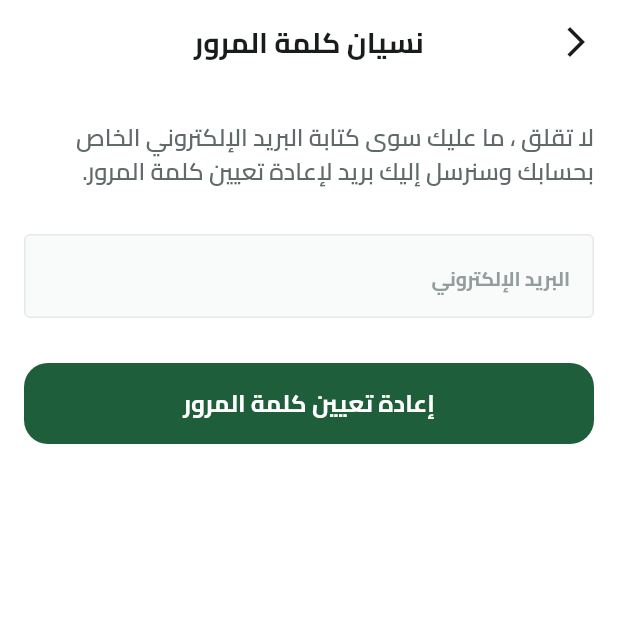
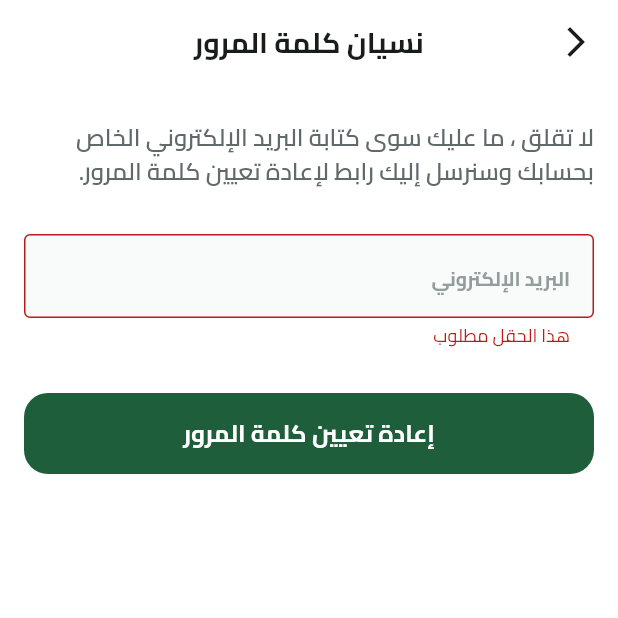
Before and after one commit to ragehh/Fruits-Hub, a Flutter app: the ForgetPasswordView screen opened by its route, after a tap on "إعادة تعيين كلمة المرور", on a phone screen of 412 x 824 dp, the top half of it. Run offline on Flutter 3.47's test engine with Material 3 defaults, Android fonts, the phone set to English and light mode, and no system bars; our stand-ins replace bloc, cloud_firestore, dartz, dots_indicator, equatable, firebase_auth and 9 more; missing offline and left inert: flutter_facebook_auth, flutter_paypal_payment, svg_flutter; accounts and stored records are empty; statements that could not run were skipped.

Commit message:
Provided and Triggered Forget Password Cubit and Created buildShowDialog

```diff
--- a/lib/features/auth/presentation/views/forget_password_view.dart
+++ b/lib/features/auth/presentation/views/forget_password_view.dart
@@ -1,6 +1,10 @@
 import 'package:flutter/material.dart';
+import 'package:flutter_bloc/flutter_bloc.dart';
+import 'package:fruits_hub/core/services/get_it_service.dart';
 import 'package:fruits_hub/core/widgets/custom_app_bar.dart';
-import 'package:fruits_hub/features/auth/presentation/views/widgets/forget_password_view_body.dart';
+import 'package:fruits_hub/features/auth/domain/repos/auth_repo.dart';
+import 'package:fruits_hub/features/auth/presentation/cubits/forget_password_cubit/forget_password_cubit.dart';
+import 'package:fruits_hub/features/auth/presentation/views/widgets/forget_password_view_body_bloc_consumer.dart';
 
 class ForgetPasswordView extends StatelessWidget {
   const ForgetPasswordView({super.key});
@@ -9,9 +13,12 @@ class ForgetPasswordView extends StatelessWidget {
 
   @override
   Widget build(BuildContext context) {
-    return Scaffold(
-      appBar: buildAppBar(context, title: 'نسيان كلمة المرور'),
-      body: ForgetPasswordViewBody(),
+    return BlocProvider(
+      create: (context) => ForgetPasswordCubit(getIt<AuthRepo>()),
+      child: Scaffold(
+        appBar: buildAppBar(context, title: 'نسيان كلمة المرور'),
+        body: ForgetPasswordViewBodyBlocListener(),
+      ),
     );
   }
 }
--- a/lib/features/auth/presentation/views/widgets/forget_password_view_body.dart
+++ b/lib/features/auth/presentation/views/widgets/forget_password_view_body.dart
@@ -1,32 +1,63 @@
 import 'package:flutter/material.dart';
+import 'package:flutter_bloc/flutter_bloc.dart';
 import 'package:fruits_hub/constants.dart';
 import 'package:fruits_hub/core/widgets/custom_button.dart';
 import 'package:fruits_hub/core/widgets/custom_text_form_field.dart';
+import 'package:fruits_hub/features/auth/presentation/cubits/forget_password_cubit/forget_password_cubit.dart';
 
 import '../../../../../core/utils/app_text_styles.dart';
 
-class ForgetPasswordViewBody extends StatelessWidget {
+class ForgetPasswordViewBody extends StatefulWidget {
   const ForgetPasswordViewBody({super.key});
+
+  @override
+  State<ForgetPasswordViewBody> createState() => _ForgetPasswordViewBodyState();
+}
+
+class _ForgetPasswordViewBodyState extends State<ForgetPasswordViewBody> {
+  AutovalidateMode autoValidateMode = AutovalidateMode.disabled;
+  final GlobalKey<FormState> formKey = GlobalKey<FormState>();
+  late String email;
 
   @override
   Widget build(BuildContext context) {
     return Padding(
       padding: const EdgeInsets.symmetric(horizontal: kHorizontalPadding),
+      child: Form(
+        key: formKey,
+        autovalidateMode: autoValidateMode,
         child: Column(
           children: [
             const SizedBox(height: 24),
             Text(
-            'لا تقلق ، ما عليك سوى كتابة البريد الإلكتروني الخاص بحسابك وسنرسل إليك بريد لإعادة تعيين كلمة المرور.',
+              'لا تقلق ، ما عليك سوى كتابة البريد الإلكتروني الخاص بحسابك وسنرسل إليك رابط لإعادة تعيين كلمة المرور.',
               style: TextStyles.semiBold16.copyWith(color: Color(0xFF616A6B)),
             ),
             const SizedBox(height: 30),
-          const CustomTextFormField(
+            CustomTextFormField(
+              onSaved: (value) {
+                email = value!;
+              },
               hintText: 'البريد الإلكتروني',
-            textInputType: TextInputType.phone,
+              textInputType: TextInputType.emailAddress,
             ),
             const SizedBox(height: 30),
-          CustomButton(onPressed: () {}, text: 'إعادة تعيين كلمة المرور'),
+            CustomButton(
+              onPressed: () {
+                if (formKey.currentState!.validate()) {
+                  formKey.currentState!.save();
+                  context.read<ForgetPasswordCubit>().sendPasswordResetEmail(
+                    email,
+                  );
+                } else {
+                  autoValidateMode = AutovalidateMode.always;
+                  setState(() {});
+                }
+              },
+              text: 'إعادة تعيين كلمة المرور',
+            ),
           ],
+        ),
       ),
     );
   }
--- /dev/null
+++ b/lib/features/auth/presentation/views/widgets/forget_password_view_body_bloc_consumer.dart
@@ -0,0 +1,29 @@
+import 'package:flutter/material.dart';
+import 'package:flutter_bloc/flutter_bloc.dart';
+
+import '../../../../../core/helper_functions/build_show_dialog.dart';
+import '../../../../../core/helper_functions/build_snack_bar.dart';
+import '../../cubits/forget_password_cubit/forget_password_cubit.dart';
+import 'forget_password_view_body.dart';
+
+class ForgetPasswordViewBodyBlocListener extends StatelessWidget {
+  const ForgetPasswordViewBodyBlocListener({super.key});
+
+  @override
+  Widget build(BuildContext context) {
+    return BlocListener<ForgetPasswordCubit, ForgetPasswordState>(
+      listener: (context, state) {
+        if (state is ForgetPasswordSuccess) {
+          buildShowDialog(
+            context,
+            'إذا كان هناك حساب مرتبط بهذا البريد الإلكتروني، فسوف تتلقى رابط إعادة تعيين كلمة المرور قريبًا.',
+          );
+        }
+        if (state is ForgetPasswordFailure) {
+          buildSnackBar(context, state.errorMessage);
+        }
+      },
+      child: ForgetPasswordViewBody(),
+    );
+  }
+}
```
Also changed, not shown: lib/core/helper_functions/build_show_dialog.dart (added, +42 -0 lines). Lines whose indentation alone changed are shown as unchanged.
